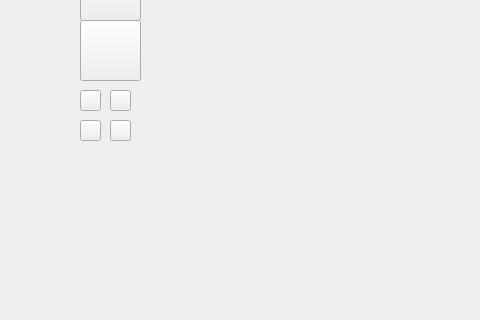
bestcreator01/sprite-editor, file SpriteEditor/spriteview.ui: the form before one commit; both pictures show x 0 to 480 and y 279 to 599 of the 1100 by 800 pixel window.
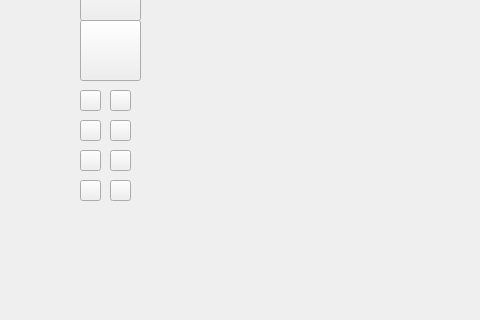
The form after the commit.

Patch:
```diff
--- a/SpriteEditor/spriteview.ui
+++ b/SpriteEditor/spriteview.ui
@@ -309,6 +309,58 @@
      <string>Redo</string>
     </property>
    </widget>
+   <widget class="QPushButton" name="colorPurple">
+    <property name="geometry">
+     <rect>
+      <x>110</x>
+      <y>410</y>
+      <width>21</width>
+      <height>21</height>
+     </rect>
+    </property>
+    <property name="text">
+     <string/>
+    </property>
+   </widget>
+   <widget class="QPushButton" name="colorWhite">
+    <property name="geometry">
+     <rect>
+      <x>110</x>
+      <y>440</y>
+      <width>21</width>
+      <height>21</height>
+     </rect>
+    </property>
+    <property name="text">
+     <string/>
+    </property>
+   </widget>
+   <widget class="QPushButton" name="colorBlack">
+    <property name="geometry">
+     <rect>
+      <x>80</x>
+      <y>440</y>
+      <width>21</width>
+      <height>21</height>
+     </rect>
+    </property>
+    <property name="text">
+     <string/>
+    </property>
+   </widget>
+   <widget class="QPushButton" name="colorBlue">
+    <property name="geometry">
+     <rect>
+      <x>80</x>
+      <y>410</y>
+      <width>21</width>
+      <height>21</height>
+     </rect>
+    </property>
+    <property name="text">
+     <string/>
+    </property>
+   </widget>
   </widget>
   <widget class="QMenuBar" name="menubar">
    <property name="geometry">
```
Left out of the diff: 8 changed lines with no effect on the pictures.
